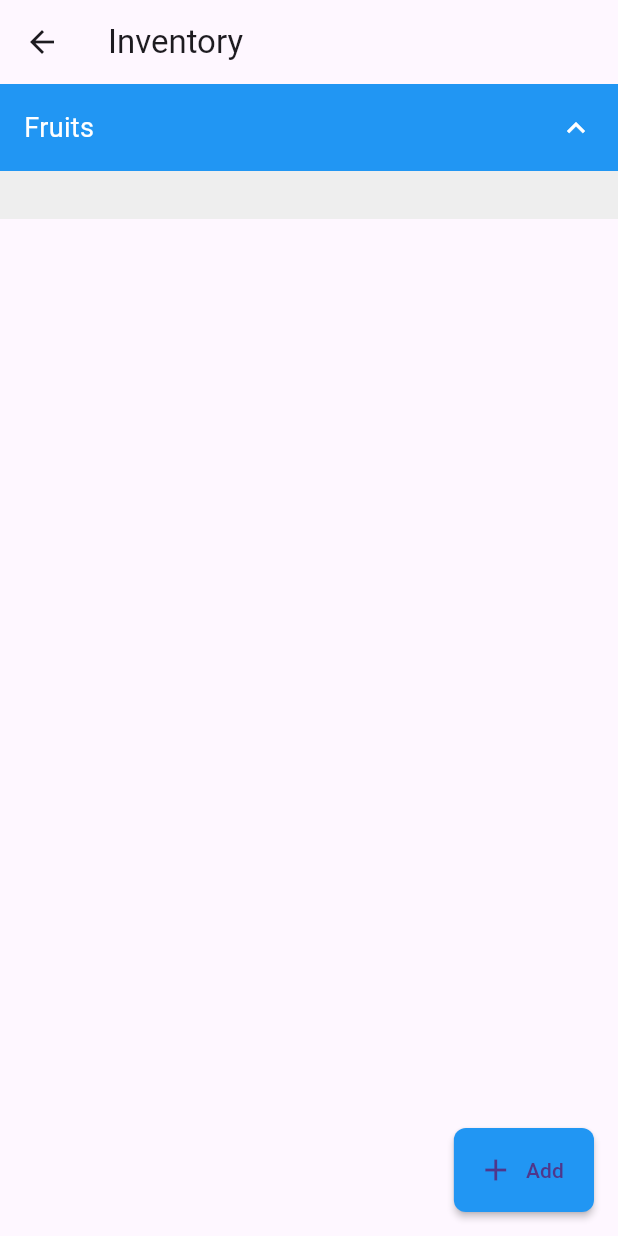
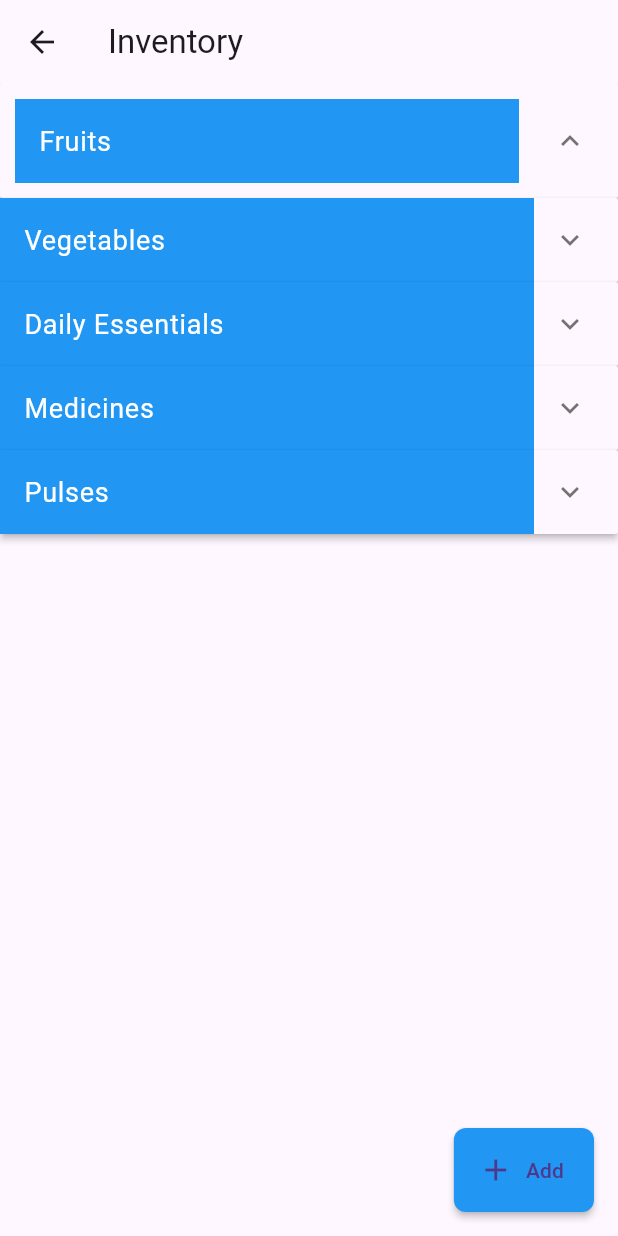
Before and after one commit to AvaneeshGG/Home-Genie_v6, a Flutter app: the screen it shows once a user with an empty profile is signed in, item 2 of the bottom bar chosen, after a tap on "Fruits", on a phone screen of 412 x 824 dp. Run offline on Flutter 3.47's test engine with Material 3 defaults, Android fonts, the phone set to English and light mode, and no system bars; our stand-ins replace cloud_firestore, firebase_auth, firebase_core, google_fonts, shared_preferences, speech_to_text; missing offline and left inert: firebase_ui_auth, firebase_ui_oauth_google; accounts and stored records are empty.

Commit message:
inventory page is working

```diff
--- a/lib/Inventory.dart
+++ b/lib/Inventory.dart
@@ -1,7 +1,75 @@
 import 'package:flutter/material.dart';
 import 'package:cloud_firestore/cloud_firestore.dart';
+import 'package:firebase_core/firebase_core.dart';
 
-late String? selectedCategory = null;
+void main() async {
+  WidgetsFlutterBinding.ensureInitialized();
+  await Firebase.initializeApp();
+  runApp(MyApp());
+}
+
+class MyApp extends StatelessWidget {
+  @override
+  Widget build(BuildContext context) {
+    return MaterialApp(
+      title: 'Inventory App',
+      theme: ThemeData(
+        primarySwatch: Colors.blue,
+        visualDensity: VisualDensity.adaptivePlatformDensity,
+      ),
+      home: Inventory(),
+    );
+  }
+}
+
+class FirebaseTodo {
+  final String? category;
+  late CollectionReference _todosCollection;
+
+  FirebaseTodo({required this.category}) {
+    if (category != null) {
+      _todosCollection = FirebaseFirestore.instance
+          .collection('sharedCollection')
+          .doc('405898')
+          .collection(category!);
+    }
+  }
+
+  Future<void> addTodo({
+    required String title,
+    required String quantity,
+    required String weight,
+  }) async {
+    await _todosCollection.doc(title).set({
+      'quantity': quantity,
+      'weight': weight,
+      'category': category,
+    });
+  }
+
+  Future<void> updateTodo({
+    required String docId,
+    required String title,
+    required String quantity,
+    required String weight,
+  }) async {
+    await _todosCollection.doc(docId).update({
+      'title': title,
+      'quantity': quantity,
+      'weight': weight,
+    });
+  }
+
+  Future<void> deleteTodo({
+    required String docId,
+  }) async {
+    await _todosCollection.doc(docId).delete();
+  }
+
+  Stream<QuerySnapshot> getTodos() {
+    return _todosCollection.snapshots();
+  }
+}
 
 class Inventory extends StatefulWidget {
   const Inventory({Key? key}) : super(key: key);
@@ -11,20 +79,123 @@ class Inventory extends StatefulWidget {
 }
 
 class _InventoryState extends State<Inventory> {
-  bool _isExpanded2 = false;
   late TextEditingController _titleController;
   late TextEditingController _quantityController;
   late TextEditingController _weightController;
   late FirebaseTodo firebaseTodo;
+  String? selectedCategory;
+  List<bool> _isOpenList = [false, false, false, false, false]; // Keeps track of expansion state
+  List<int> _expandedIndices = [-1]; // Track currently expanded panel index
 
   @override
   void initState() {
     super.initState();
-    selectedCategory = 'Fruits'; // Initialize with a default category
+    selectedCategory = 'Fruits';
     firebaseTodo = FirebaseTodo(category: selectedCategory);
     _titleController = TextEditingController();
     _quantityController = TextEditingController();
     _weightController = TextEditingController();
+  }
+
+  void _addItem() {
+    String title = _titleController.text;
+    firebaseTodo.addTodo(
+      title: title,
+      quantity: _quantityController.text,
+      weight: _weightController.text,
+    );
+  }
+
+  @override
+  Widget build(BuildContext context) {
+    return Scaffold(
+      appBar: AppBar(
+        title: Text('Inventory'),
+      ),
+      body: SingleChildScrollView(
+        child: Column(
+          children: [
+            _buildExpandableSection(
+              title: 'Fruits',
+              content: FirebaseTodoList(firebaseTodo: FirebaseTodo(category: 'Fruits')),
+              index: 0,
+            ),
+            _buildExpandableSection(
+              title: 'Vegetables',
+              content: FirebaseTodoList(firebaseTodo: FirebaseTodo(category: 'Vegetables')),
+              index: 1,
+            ),
+            _buildExpandableSection(
+              title: 'Daily Essentials',
+              content: FirebaseTodoList(firebaseTodo: FirebaseTodo(category: 'Daily Essentials')),
+              index: 2,
+            ),
+            _buildExpandableSection(
+              title: 'Medicines',
+              content: FirebaseTodoList(firebaseTodo: FirebaseTodo(category: 'Medicines')),
+              index: 3,
+            ),
+            _buildExpandableSection(
+              title: 'Pulses',
+              content: FirebaseTodoList(firebaseTodo: FirebaseTodo(category: 'Pulses')),
+              index: 4,
+            ),
+          ],
+        ),
+      ),
+      floatingActionButton: FloatingActionButton.extended(
+        onPressed: () {
+          _showAddDialog(context);
+        },
+        label: Text('Add'),
+        icon: Icon(Icons.add),
+        shape: RoundedRectangleBorder(
+          borderRadius: BorderRadius.circular(8.0),
+        ),
+        backgroundColor: Colors.blue,
+        elevation: 2.0,
+        tooltip: 'Add a new item',
+        isExtended: true,
+        splashColor: Colors.blueAccent,
+      ),
+    );
+  }
+
+  Widget _buildExpandableSection({
+    required String title,
+    required Widget content,
+    required int index,
+  }) {
+    return ExpansionPanelList.radio(
+      elevation: 2,
+      expandedHeaderPadding: EdgeInsets.all(10),
+      children: [
+        ExpansionPanelRadio(
+          value: index,
+          headerBuilder: (context, isExpanded) {
+            return Container(
+              color: Colors.blue, // Set the background color here
+              child: ListTile(
+                title: Text(
+                  title,
+                  style: TextStyle(color: Colors.white, fontSize: 18),
+                ),
+              ),
+            );
+          },
+          body: content,
+          canTapOnHeader: true,
+        ),
+      ],
+      expansionCallback: (int item, bool isExpanded) {
+        setState(() {
+          _expandedIndices.clear(); // Clear previous expansion
+          if (!isExpanded) {
+            _expandedIndices.add(item);
+          }
+        });
+      },
+    );
   }
 
   Future<void> _showAddDialog(BuildContext context) async {
@@ -54,7 +225,7 @@ class _InventoryState extends State<Inventory> {
                 onChanged: (String? value) {
                   _chosenValue = value;
                   setState(() {
-                    selectedCategory = value ?? 'Fruits'; // Handle null value
+                    selectedCategory = value ?? 'Fruits';
                     firebaseTodo = FirebaseTodo(category: selectedCategory);
                   });
                 },
@@ -82,146 +253,6 @@ class _InventoryState extends State<Inventory> {
         );
       },
     );
-  }
-
-  void _addItem() {
-    String title = _titleController.text; // Get the title from the text field
-    firebaseTodo.addTodo(
-      title: title,
-      quantity: _quantityController.text,
-      weight: _weightController.text,
-    );
-  }
-
-  @override
-  Widget build(BuildContext context) {
-    return Scaffold(
-      appBar: AppBar(
-        title: Text('Inventory'),
-      ),
-      body: SingleChildScrollView(
-        child: Column(
-          children: [
-            _buildSection(
-              title: 'Fruits',
-              content: FirebaseTodoList(firebaseTodo: firebaseTodo),
-              isExpanded: _isExpanded2,
-              onTap: () {
-                setState(() {
-                  _isExpanded2 = !_isExpanded2;
-                });
-              },
-            ),
-          ],
-        ),
-      ),
-      floatingActionButton: FloatingActionButton.extended(
-        onPressed: () {
-          _showAddDialog(context);
-        },
-        label: Text('Add'),
-        icon: Icon(Icons.add),
-        shape: RoundedRectangleBorder(
-          borderRadius: BorderRadius.circular(8.0),
-        ),
-        backgroundColor: Colors.blue,
-        elevation: 2.0,
-        tooltip: 'Add a new item',
-        isExtended: true,
-        splashColor: Colors.blueAccent,
-      ),
-    );
-  }
-
-  Widget _buildSection({
-    required String title,
-    required Widget content,
-    required bool isExpanded,
-    required VoidCallback onTap,
-  }) {
-    return Column(
-      children: [
-        GestureDetector(
-          onTap: onTap,
-          child: Container(
-            color: Colors.blue,
-            padding: EdgeInsets.all(16),
-            child: Row(
-              mainAxisAlignment: MainAxisAlignment.spaceBetween,
-              children: [
-                Text(
-                  title,
-                  style: TextStyle(color: Colors.white, fontSize: 18),
-                ),
-                Icon(
-                  isExpanded
-                      ? Icons.keyboard_arrow_up
-                      : Icons.keyboard_arrow_down,
-                  color: Colors.white,
-                ),
-              ],
-            ),
-          ),
-        ),
-        Visibility(
-          visible: isExpanded,
-          child: AnimatedContainer(
-            duration: Duration(milliseconds: 300),
-            padding: EdgeInsets.all(16),
-            color: Colors.grey[200],
-            child: content,
-          ),
-        ),
-      ],
-    );
-  }
-}
-
-class FirebaseTodo {
-  final String? category;
-  late CollectionReference _todosCollection;
-
-  FirebaseTodo({required this.category}) {
-    if (category != null) {
-      _todosCollection = FirebaseFirestore.instance
-          .collection('sharedCollection')
-          .doc('405898')
-          .collection(category!); // Use the null assertion operator (!) to access the non-nullable string
-    }
-  }
-
-  Future<void> addTodo({
-    required String title,
-    required String quantity,
-    required String weight,
-  }) async {
-    await _todosCollection.doc(title).set({ // Use title as the document ID
-      'quantity': quantity,
-      'weight': weight,
-    });
-  }
-
-  Future<void> updateTodo({
-    required String docId,
-    required String title,
-    required String quantity,
-    required String weight,
-  }) async {
-    await _todosCollection.doc(docId).update({
-      'title': title,
-      'quantity': quantity,
-      'weight': weight,
-    });
-  }
-
-  Future<void> deleteTodo({
-    required String docId,
-  }) async {
-    await _todosCollection.doc(docId).delete();
-  }
-
-  Stream<QuerySnapshot> getTodos() {
-    return _todosCollection.snapshots();
   }
 }
 
@@ -291,10 +322,8 @@ class _DropDownDemoState extends State<DropDownDemo> {
   Widget build(BuildContext context) {
     return DropdownButton<String>(
         value: _chosenValue,
-      //elevation: 5,
-      style: TextStyle(color: Colors.black),
         items: <String?>[
-        null, // Add a null value to represent the hint
+          null,
           'Fruits',
           'Vegetables',
           'Daily Essentials',
@@ -303,13 +332,12 @@ class _DropDownDemoState extends State<DropDownDemo> {
         ].map<DropdownMenuItem<String>>((String? value) {
           return DropdownMenuItem<String>(
             value: value,
-          child: Text(value ?? 'Select Category'), // Use value ?? 'Select Category' to display the hint text
+            child: Text(value ?? 'Select Category'),
           );
         }).toList(),
         onChanged: (String? value) {
           setState(() {
             _chosenValue = value;
-          selectedCategory=_chosenValue;
             widget.onChanged(value);
           });
           },
```
Lines whose indentation alone changed are shown as unchanged.
